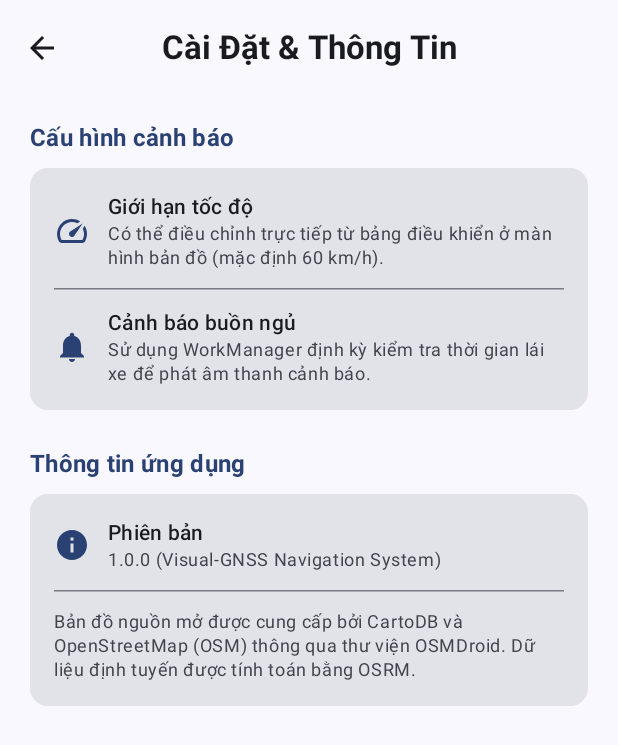
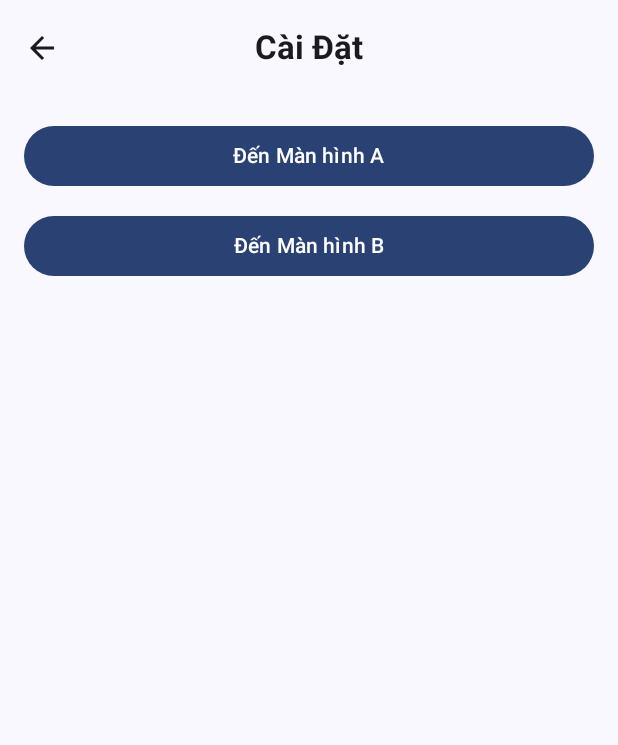
Before and after one commit to thanhmobile080604/MapApp, an Android app built with Jetpack Compose: the SettingsScreen screen opened through its navigation route, on a phone screen of 412 x 824 dp. Shown: the top 745 px of the screen. Run offline under Robolectric (Android 15) with nearby library versions, the phone set to English and light mode, and no system bars; libraries missing offline, so code that uses them is left out: org.osmdroid.util; 4 statements that could not run were skipped.

Commit message:
Add navigation and UI for ScreenA and ScreenB

```diff
--- a/app/src/main/java/com/example/mapapp/navigation/AppNavigation.kt
+++ b/app/src/main/java/com/example/mapapp/navigation/AppNavigation.kt
@@ -8,6 +8,8 @@ import androidx.navigation.compose.composable
 import androidx.navigation.compose.rememberNavController
 import com.example.mapapp.ui.HomeScreen
 import com.example.mapapp.ui.MainScreen
+import com.example.mapapp.ui.ScreenAScreen
+import com.example.mapapp.ui.ScreenBScreen
 import com.example.mapapp.ui.SettingsScreen
 import com.example.mapapp.viewmodel.MainViewModel
 
@@ -50,6 +52,30 @@ fun AppNavigation(
         // Màn hình 3: Cài đặt & Thông tin (SettingsScreen)
         composable(route = Screen.Settings.route) {
             SettingsScreen(
+                onNavigateToScreenA = {
+                    navController.navigate(Screen.ScreenA.route)
+                },
+                onNavigateToScreenB = {
+                    navController.navigate(Screen.ScreenB.route)
+                },
+                onBackClick = {
+                    navController.popBackStack()
+                }
+            )
+        }
+
+        // Màn hình A
+        composable(route = Screen.ScreenA.route) {
+            ScreenAScreen(
+                onBackClick = {
+                    navController.popBackStack()
+                }
+            )
+        }
+
+        // Màn hình B
+        composable(route = Screen.ScreenB.route) {
+            ScreenBScreen(
                 onBackClick = {
                     navController.popBackStack()
                 }
--- a/app/src/main/java/com/example/mapapp/navigation/Screen.kt
+++ b/app/src/main/java/com/example/mapapp/navigation/Screen.kt
@@ -7,4 +7,6 @@ sealed class Screen(val route: String) {
     data object Home : Screen("home")
     data object Main : Screen("main")
     data object Settings : Screen("settings")
+    data object ScreenA : Screen("screen_a")
+    data object ScreenB : Screen("screen_b")
 }
--- a/app/src/main/java/com/example/mapapp/ui/SettingsScreen.kt
+++ b/app/src/main/java/com/example/mapapp/ui/SettingsScreen.kt
@@ -1,25 +1,15 @@
 package com.example.mapapp.ui
 
-import androidx.compose.foundation.layout.Column
-import androidx.compose.foundation.layout.Row
-import androidx.compose.foundation.layout.Spacer
+import androidx.compose.foundation.layout.Arrangement
 import androidx.compose.foundation.layout.fillMaxSize
 import androidx.compose.foundation.layout.fillMaxWidth
-import androidx.compose.foundation.layout.height
 import androidx.compose.foundation.layout.padding
-import androidx.compose.foundation.layout.size
-import androidx.compose.foundation.layout.width
-import androidx.compose.foundation.rememberScrollState
-import androidx.compose.foundation.verticalScroll
+import androidx.compose.foundation.lazy.LazyColumn
 import androidx.compose.material.icons.Icons
 import androidx.compose.material.icons.automirrored.filled.ArrowBack
-import androidx.compose.material.icons.filled.Info
-import androidx.compose.material.icons.filled.Notifications
-import androidx.compose.material.icons.filled.Speed
-import androidx.compose.material3.Card
+import androidx.compose.material3.Button
 import androidx.compose.material3.CenterAlignedTopAppBar
 import androidx.compose.material3.ExperimentalMaterial3Api
-import androidx.compose.material3.HorizontalDivider
 import androidx.compose.material3.Icon
 import androidx.compose.material3.IconButton
 import androidx.compose.material3.MaterialTheme
@@ -27,7 +17,6 @@ import androidx.compose.material3.Scaffold
 import androidx.compose.material3.Text
 import androidx.compose.material3.TopAppBarDefaults
 import androidx.compose.runtime.Composable
-import androidx.compose.ui.Alignment
 import androidx.compose.ui.Modifier
 import androidx.compose.ui.text.font.FontWeight
 import androidx.compose.ui.unit.dp
@@ -35,6 +24,8 @@ import androidx.compose.ui.unit.dp
 @OptIn(ExperimentalMaterial3Api::class)
 @Composable
 fun SettingsScreen(
+    onNavigateToScreenA: () -> Unit,
+    onNavigateToScreenB: () -> Unit,
     onBackClick: () -> Unit,
     modifier: Modifier = Modifier
 ) {
@@ -44,7 +35,7 @@ fun SettingsScreen(
             CenterAlignedTopAppBar(
                 title = {
                     Text(
-                        text = "Cài Đặt & Thông Tin",
+                        text = "Cài Đặt",
                         fontWeight = FontWeight.Bold
                     )
                 },
@@ -62,100 +53,29 @@ fun SettingsScreen(
             )
         }
     ) { innerPadding ->
-        Column(
+        LazyColumn(
             modifier = Modifier
                 .fillMaxSize()
                 .padding(innerPadding)
-                .padding(horizontal = 20.dp)
-                .verticalScroll(rememberScrollState())
+                .padding(16.dp),
+            verticalArrangement = Arrangement.spacedBy(12.dp)
         ) {
-            Spacer(modifier = Modifier.height(16.dp))
-
-            Text(
-                text = "Cấu hình cảnh báo",
-                style = MaterialTheme.typography.titleMedium,
-                fontWeight = FontWeight.Bold,
-                color = MaterialTheme.colorScheme.primary
-            )
-
-            Spacer(modifier = Modifier.height(8.dp))
-
-            Card(modifier = Modifier.fillMaxWidth()) {
-                Column(modifier = Modifier.padding(16.dp)) {
-                    SettingRow(
-                        icon = Icons.Default.Speed,
-                        title = "Giới hạn tốc độ",
-                        subtitle = "Có thể điều chỉnh trực tiếp từ bảng điều khiển ở màn hình bản đồ (mặc định 60 km/h)."
-                    )
-                    HorizontalDivider(modifier = Modifier.padding(vertical = 12.dp))
-                    SettingRow(
-                        icon = Icons.Default.Notifications,
-                        title = "Cảnh báo buồn ngủ",
-                        subtitle = "Sử dụng WorkManager định kỳ kiểm tra thời gian lái xe để phát âm thanh cảnh báo."
-                    )
+            item {
+                Button(
+                    onClick = onNavigateToScreenA,
+                    modifier = Modifier.fillMaxWidth()
+                ) {
+                    Text("Đến Màn hình A")
                 }
             }
-
-            Spacer(modifier = Modifier.height(24.dp))
-
-            Text(
-                text = "Thông tin ứng dụng",
-                style = MaterialTheme.typography.titleMedium,
-                fontWeight = FontWeight.Bold,
-                color = MaterialTheme.colorScheme.primary
-            )
-
-            Spacer(modifier = Modifier.height(8.dp))
-
-            Card(modifier = Modifier.fillMaxWidth()) {
-                Column(modifier = Modifier.padding(16.dp)) {
-                    SettingRow(
-                        icon = Icons.Default.Info,
-                        title = "Phiên bản",
-                        subtitle = "1.0.0 (Visual-GNSS Navigation System)"
-                    )
-                    HorizontalDivider(modifier = Modifier.padding(vertical = 12.dp))
-                    Text(
-                        text = "Bản đồ nguồn mở được cung cấp bởi CartoDB và OpenStreetMap (OSM) thông qua thư viện OSMDroid. Dữ liệu định tuyến được tính toán bằng OSRM.",
-                        style = MaterialTheme.typography.bodySmall,
-                        color = MaterialTheme.colorScheme.onSurfaceVariant
-                    )
+            item {
+                Button(
+                    onClick = onNavigateToScreenB,
+                    modifier = Modifier.fillMaxWidth()
+                ) {
+                    Text("Đến Màn hình B")
                 }
             }
-
-            Spacer(modifier = Modifier.height(24.dp))
         }
     }
 }
-
-@Composable
-private fun SettingRow(
-    icon: androidx.compose.ui.graphics.vector.ImageVector,
-    title: String,
-    subtitle: String
-) {
-    Row(
-        modifier = Modifier.fillMaxWidth(),
-        verticalAlignment = Alignment.CenterVertically
-    ) {
-        Icon(
-            imageVector = icon,
-            contentDescription = null,
-            tint = MaterialTheme.colorScheme.primary,
-            modifier = Modifier.size(24.dp)
-        )
-        Spacer(modifier = Modifier.width(12.dp))
-        Column {
-            Text(
-                text = title,
-                style = MaterialTheme.typography.bodyMedium,
-                fontWeight = FontWeight.SemiBold
-            )
-            Text(
-                text = subtitle,
-                style = MaterialTheme.typography.bodySmall,
-                color = MaterialTheme.colorScheme.onSurfaceVariant
-            )
-        }
-    }
-}
```
Also changed, not shown: app/src/main/java/com/example/mapapp/ui/ScreenAScreen.kt (added, +59 -0 lines), app/src/main/java/com/example/mapapp/ui/ScreenBScreen.kt (added, +59 -0 lines).
